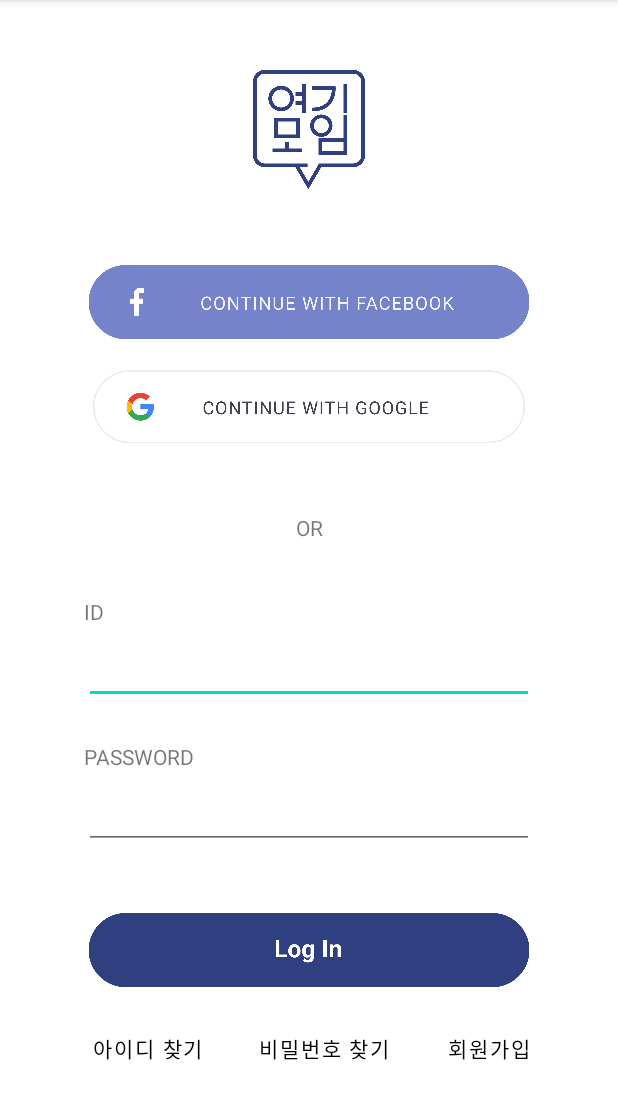
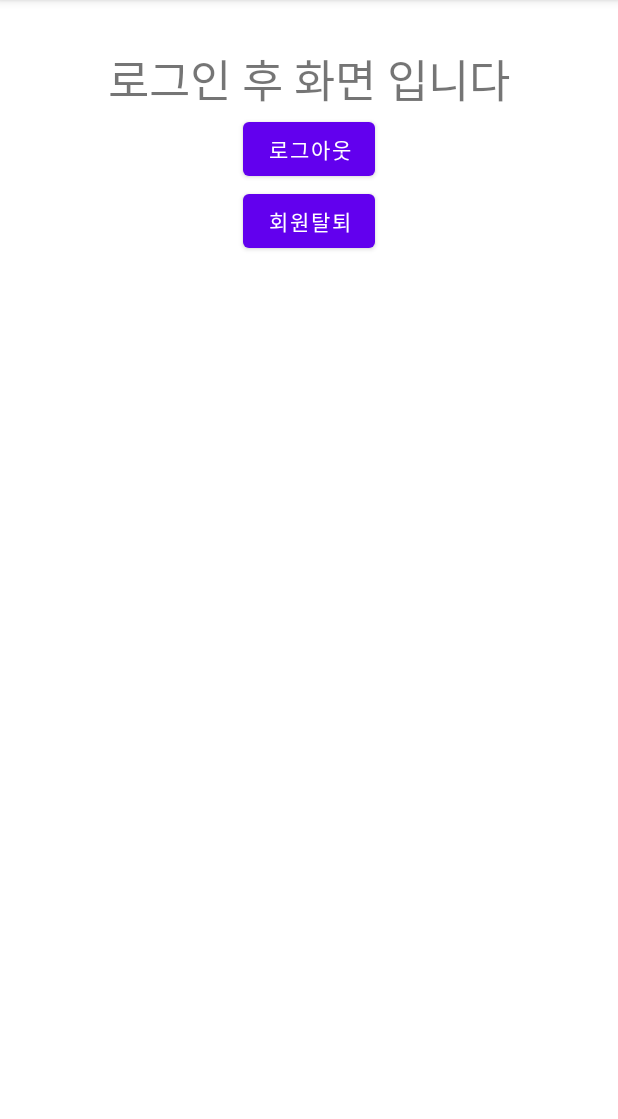
Before and after one commit to ThumbUp/-, an Android app: the screen it shows after launch (MainActivity before the commit, AfterActivity after it), on a phone screen of 412 x 824 dp, the part 84-1203 px from its top. Run offline under Robolectric (Android 15) with nearby library versions, the phone set to English and light mode, and no system bars; our stand-ins replace Firebase (no records; nobody signed in at launch, a user with empty details on screens opened directly).

Commit message:
로그인 후 화면 생성&연결

```diff
--- /dev/null
+++ b/app/src/main/java/com/example/thumbup/AfterActivity.java
@@ -0,0 +1,50 @@
+package com.example.thumbup;
+
+import android.os.Bundle;
+import android.view.View;
+import android.widget.Button;
+
+import androidx.appcompat.app.AppCompatActivity;
+
+import com.google.firebase.auth.FirebaseAuth;
+
+public class AfterActivity extends AppCompatActivity implements View.OnClickListener {
+    Button btnRevoke, btnLogout;
+    private FirebaseAuth mAuth ;
+
+    @Override
+    protected void onCreate(Bundle savedInstanceState) {
+        super.onCreate(savedInstanceState);
+        setContentView(R.layout.activity_after_login);
+
+        btnLogout = (Button)findViewById(R.id.btn_logout);
+        btnRevoke = (Button)findViewById(R.id.btn_revoke);
+
+        mAuth = FirebaseAuth.getInstance();
+
+        btnLogout.setOnClickListener(this);
+        btnRevoke.setOnClickListener(this);
+    }
+
+    private void signOut() {
+        FirebaseAuth.getInstance().signOut();
+    }
+
+    private void revokeAccess() {
+        mAuth.getCurrentUser().delete();
+    }
+
+    @Override
+    public void onClick(View v) {
+        switch (v.getId()) {
+            case R.id.btn_logout:
+                signOut();
+                finishAffinity();
+                break;
+            case R.id.btn_revoke:
+                revokeAccess();
+                finishAffinity();
+                break;
+        }
+    }
+}
--- /dev/null
+++ b/app/src/main/res/layout/activity_after_login.xml
@@ -0,0 +1,36 @@
+<?xml version="1.0" encoding="utf-8"?>
+<LinearLayout
+    xmlns:android="http://schemas.android.com/apk/res/android"
+    xmlns:tools="http://schemas.android.com/tools"
+    android:orientation="vertical"
+    android:layout_width="match_parent"
+    android:layout_height="match_parent">
+
+    <TextView
+        android:id="@+id/tv_after"
+        android:layout_width="wrap_content"
+        android:layout_height="wrap_content"
+        android:layout_gravity="center_horizontal"
+        android:layout_marginTop="30dp"
+        android:text="로그인 후 화면 입니다"
+        android:textSize="30dp"
+        tools:ignore="MissingConstraints" />
+
+
+    <Button
+        android:id="@+id/btn_logout"
+        android:layout_width="wrap_content"
+        android:layout_height="wrap_content"
+        android:layout_gravity="center_horizontal"
+        android:text="로그아웃"
+        tools:ignore="MissingConstraints" />
+
+    <Button
+        android:id="@+id/btn_revoke"
+        android:layout_width="wrap_content"
+        android:layout_height="wrap_content"
+        android:layout_gravity="center_horizontal"
+        android:text="회원탈퇴"
+        tools:ignore="MissingConstraints" />
+
+</LinearLayout>
```
Also changed, not shown: app/src/main/AndroidManifest.xml (+8 -0 lines), app/src/main/java/com/example/thumbup/MainActivity.java (+12 -18 lines).
